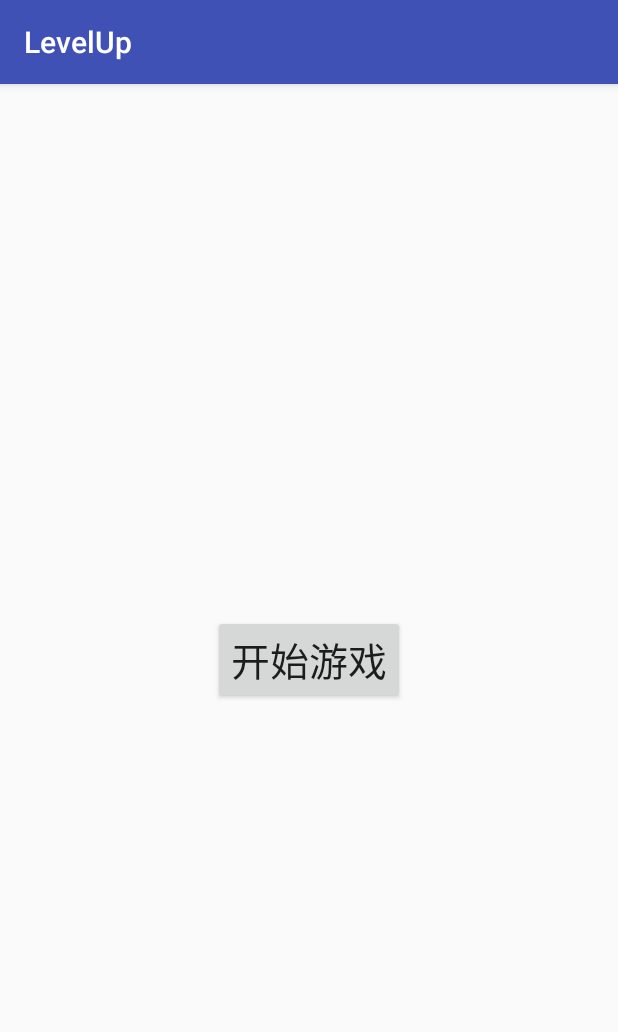
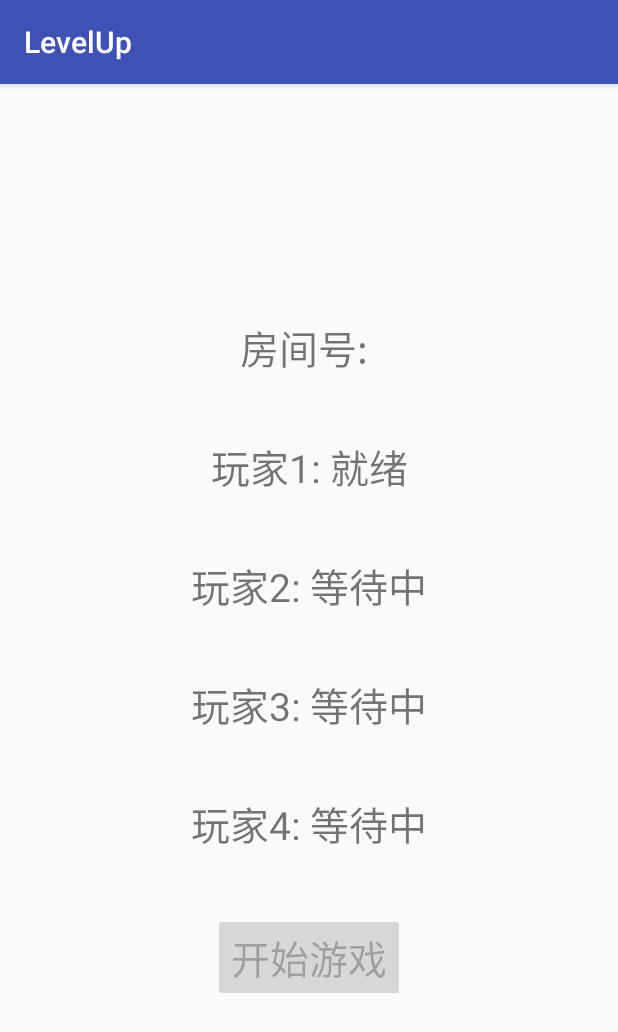
Before and after one commit to Passengerer/LevelUp, an Android app: the screen it shows after launch (CreateActivity), after a tap on "创建房间", on a phone screen of 412 x 824 dp. Shown: the top 1032 px of the screen. Run offline under Robolectric (Android 15) with nearby library versions, the light colour scheme and no system bars; network calls fail.

Commit message:
create room

```diff
--- a/app/src/main/AndroidManifest.xml
+++ b/app/src/main/AndroidManifest.xml
@@ -1,6 +1,8 @@
 <?xml version="1.0" encoding="utf-8"?>
 <manifest xmlns:android="http://schemas.android.com/apk/res/android"
     package="com.laowuren.levelup">
+
+    <uses-permission android:name="android.permission.INTERNET" />
 
     <application
         android:allowBackup="true"
--- a/app/src/main/java/com/laowuren/levelup/CreateActivity.java
+++ b/app/src/main/java/com/laowuren/levelup/CreateActivity.java
@@ -1,24 +1,98 @@
 package com.laowuren.levelup;
 
 import android.content.Intent;
+import android.os.Bundle;
+import android.os.Handler;
+import android.os.Message;
 import android.support.v7.app.AppCompatActivity;
-import android.os.Bundle;
+import android.util.Log;
 import android.view.View;
 import android.widget.Button;
+import android.widget.TextView;
+import android.widget.Toast;
+
+import com.laowuren.levelup.others.MyMessage;
+import com.laowuren.levelup.thread.SocketThread;
 
 public class CreateActivity extends AppCompatActivity {
+
+    private SocketThread sThread = null;
+
+    private TextView roomIdText;
+    private TextView player2Status;
+    private TextView player3Status;
+    private TextView player4Status;
+    private Button playButton;
 
     @Override
     protected void onCreate(Bundle savedInstanceState) {
         super.onCreate(savedInstanceState);
         setContentView(R.layout.activity_create);
-        Button play = (Button)findViewById(R.id.button_play);
-        play.setOnClickListener(new View.OnClickListener() {
+
+        roomIdText = (TextView)findViewById(R.id.text_roomId);
+        playButton = (Button)findViewById(R.id.button_play);
+        player2Status = (TextView)findViewById(R.id.text_player2);
+        player3Status = (TextView)findViewById(R.id.text_player3);
+        player4Status = (TextView)findViewById(R.id.text_player4);
+        playButton.setOnClickListener(new View.OnClickListener() {
             @Override
             public void onClick(View v) {
+                if (sThread != null && sThread.isAlive()){
+                    sThread.stop = true;
+                }
                 Intent intent = new Intent(CreateActivity.this, GameActivity.class);
                 startActivity(intent);
             }
         });
+        createRoom();
+    }
+
+    protected void createRoom() {
+        try {
+            sThread = new SocketThread();
+        } catch (Exception e) {
+            Log.d("CreateActivity", "socket exception");
+            e.printStackTrace();
+            Toast.makeText(CreateActivity.this, "连接服务器失败", Toast.LENGTH_LONG).show();
+            CreateActivity.this.finish();
+        }
+
+        sThread.handler = new Handler() {
+            @Override
+            public void handleMessage(Message msg) {
+                if (msg.what == SocketThread.DISCONNECTED) {
+                    Log.d("CreateActivity", "disconnected");
+                    Toast.makeText(CreateActivity.this, "与服务器断开连接", Toast.LENGTH_LONG).show();
+                    CreateActivity.this.finish();
+                    sThread.stop = true;
+                } else if (msg.what == SocketThread.MYMESSAGE) {
+                    MyMessage message = (MyMessage) msg.obj;
+                    switch (message.getWhat()) {
+                        case MyMessage.TEXT:
+                            Log.d("CreateActivity", message.getText());
+                            if ("player2".equals(message.getText())){
+                                player2Status.setText("玩家2: 就绪");
+                            }
+                            else if ("player3".equals(message.getText())){
+                                player3Status.setText("玩家3: 就绪");
+                            }
+                            else if ("player4".equals(message.getText())){
+                                player4Status.setText("玩家4: 就绪");
+                                playButton.setEnabled(true);
+                            }
+                            else {
+                                try {
+                                    int roomId = Integer.parseInt(message.getText());
+                                    roomIdText.setText("房间号: " + roomId);
+                                } catch (Exception e) {
+                                    Log.d("CreateActivity", "input exception");
+                                }
+                            }
+                    }
+                }
+            }
+        };
+        sThread.start();
+        sThread.send(new MyMessage(MyMessage.TEXT, "create room", null, 0));
     }
 }
--- /dev/null
+++ b/app/src/main/java/com/laowuren/levelup/others/MyMessage.java
@@ -0,0 +1,57 @@
+package com.laowuren.levelup.others;
+
+import java.io.Serializable;
+
+public class MyMessage implements Serializable {
+
+	private static final long serialVersionUID = 1L;
+
+	public final static int TEXT = 1;
+	public final static int CARD = 2;
+	public final static int SCORE = 3;
+
+	private int what;
+	private String text;
+	private Card card;
+	private int score;
+
+	public MyMessage(int what, String text, Card card, int score) {
+		this.what = what;
+		this.text = text;
+		this.card = card;
+		this.score = score;
+	}
+
+	public int getWhat() {
+		return what;
+	}
+
+	public void setWhat(int what) {
+		this.what = what;
+	}
+
+	public String getText() {
+		return text;
+	}
+
+	public void setText(String text) {
+		this.text = text;
+	}
+
+	public Card getCard() {
+		return card;
+	}
+
+	public void setCard(Card card) {
+		this.card = card;
+	}
+
+	public int getScore() {
+		return score;
+	}
+
+	public void setScore(int score) {
+		this.score = score;
+	}
+
+}
--- /dev/null
+++ b/app/src/main/java/com/laowuren/levelup/socket/MySocket.java
@@ -0,0 +1,50 @@
+package com.laowuren.levelup.socket;
+
+import android.util.Log;
+
+import java.io.IOException;
+import java.io.ObjectInputStream;
+import java.io.ObjectOutputStream;
+import java.net.Socket;
+import java.net.UnknownHostException;
+
+/**
+ * Created by Administrator on 2020/1/27/027.
+ * 参考文章: https://blog.csdn.net/lhp15575865420/article/details/75136649
+ */
+
+public class MySocket extends Socket {
+
+    private static final String host = "10.0.2.2";
+    private static final int port = 9990;
+    private static ObjectInputStream ois = null;
+    private static ObjectOutputStream oos = null;
+    /* 持有私有静态实例，防止被引用，此处赋值为null，目的是实现延迟加载 */
+    private static MySocket socket = null;
+
+    private MySocket(String host, int port) throws UnknownHostException, IOException {
+        super(host, port);
+        Log.d("MySocket", "init");
+    }
+
+    public static MySocket getSocket() throws IOException {
+        if (socket == null) {
+            socket = new MySocket(host, port);
+        }
+        return socket;
+    }
+
+    public static ObjectInputStream getOIS() throws IOException {
+        if (ois == null) {
+            ois = new ObjectInputStream(socket.getInputStream());
+        }
+        return ois;
+    }
+
+    public static ObjectOutputStream getOOS() throws IOException {
+        if (oos == null) {
+            oos = new ObjectOutputStream(socket.getOutputStream());
+        }
+        return oos;
+    }
+}
--- /dev/null
+++ b/app/src/main/java/com/laowuren/levelup/thread/SocketThread.java
@@ -0,0 +1,91 @@
+package com.laowuren.levelup.thread;
+
+import android.os.Handler;
+import android.os.Message;
+import android.util.Log;
+
+import com.laowuren.levelup.others.MyMessage;
+import com.laowuren.levelup.socket.MySocket;
+
+import java.io.IOException;
+import java.io.ObjectInputStream;
+import java.io.ObjectOutputStream;
+import java.net.Socket;
+
+/**
+ * Created by Administrator on 2020/1/26/026.
+ */
+
+public class SocketThread extends Thread {
+
+    public final static int DISCONNECTED = 1;
+    public final static int MYMESSAGE = 2;
+
+    public Handler handler;
+    public volatile boolean stop = false;
+
+    private Socket socket;
+    private ObjectOutputStream oos;
+    private ObjectInputStream ois;
+
+    public void send(final MyMessage message){
+        new Thread(new Runnable() {
+            @Override
+            public void run() {
+                if (oos == null) {
+                    try {
+                        Thread.sleep(1000);
+                    } catch (InterruptedException ie) {
+                        Log.d("CreateActivity", "interrupted exception");
+                        ie.printStackTrace();
+                    }
+                }
+                try{
+                    oos.writeObject(message);
+                    oos.flush();
+                }catch (Exception e){
+                    Log.d("SocketThread", "write exception");
+                    e.printStackTrace();
+                }
+            }
+        }).start();
+    }
+
+    @Override
+    public void run() {
+        try {
+            socket = MySocket.getSocket();
+            oos = MySocket.getOOS();
+            ois = MySocket.getOIS();
+            Log.d("SocketThread", "init");
+        } catch (IOException ioe) {
+            Log.d("SocketThread", "io exception");
+            ioe.printStackTrace();
+        }
+        while (!stop && socket != null && !socket.isClosed()) {
+            try {
+                MyMessage message = (MyMessage) ois.readObject();
+                if (message != null) {
+                    Message msg = new Message();
+                    msg.what = MYMESSAGE;
+                    msg.obj = message;
+                    handler.sendMessage(msg);
+                }
+            } catch (IOException ioe) {
+                Log.d("SocketThread", "read exception");
+                ioe.printStackTrace();
+                try {
+                    Message msg = new Message();
+                    msg.what = DISCONNECTED;
+                    handler.sendMessage(msg);
+                    if (socket != null && !socket.isClosed())
+                        socket.close();
+                } catch (Exception ex) {
+                    Log.d("SocketThread", "close socket exception");
+                }
+            } catch (ClassNotFoundException cnfe) {
+                cnfe.printStackTrace();
+            }
+        }
+    }
+}
--- a/app/src/main/res/layout/activity_create.xml
+++ b/app/src/main/res/layout/activity_create.xml
@@ -10,13 +10,66 @@
     android:paddingTop="@dimen/activity_vertical_margin"
     tools:context="com.laowuren.levelup.CreateActivity">
 
-    <Button
-        android:layout_width="wrap_content"
-        android:layout_height="wrap_content"
-        android:id="@+id/button_play"
+    <LinearLayout
+        android:orientation="vertical"
         android:layout_centerInParent="true"
-        android:textSize="26sp"
-        android:layout_margin="10dp"
-        android:text="开始游戏"/>
+        android:layout_width="match_parent"
+        android:layout_height="wrap_content">
+
+        <TextView
+            android:layout_width="match_parent"
+            android:layout_height="wrap_content"
+            android:gravity="center"
+            android:id="@+id/text_roomId"
+            android:text="房间号: "
+            android:layout_margin="20dp"
+            android:textSize="26sp"/>
+
+        <TextView
+            android:layout_width="match_parent"
+            android:layout_height="wrap_content"
+            android:gravity="center"
+            android:text="玩家1: 就绪"
+            android:layout_margin="20dp"
+            android:textSize="26sp"/>
+
+        <TextView
+            android:layout_width="match_parent"
+            android:layout_height="wrap_content"
+            android:gravity="center"
+            android:text="玩家2: 等待中"
+            android:id="@+id/text_player2"
+            android:layout_margin="20dp"
+            android:textSize="26sp"/>
+
+        <TextView
+            android:layout_width="match_parent"
+            android:layout_height="wrap_content"
+            android:gravity="center"
+            android:text="玩家3: 等待中"
+            android:id="@+id/text_player3"
+            android:layout_margin="20dp"
+            android:textSize="26sp"/>
+
+        <TextView
+            android:layout_width="match_parent"
+            android:layout_height="wrap_content"
+            android:gravity="center"
+            android:text="玩家4: 等待中"
+            android:id="@+id/text_player4"
+            android:layout_margin="20dp"
+            android:textSize="26sp"/>
+
+        <Button
+            android:layout_width="wrap_content"
+            android:layout_height="wrap_content"
+            android:id="@+id/button_play"
+            android:layout_gravity="center"
+            android:textSize="26sp"
+            android:layout_margin="20dp"
+            android:enabled="false"
+            android:text="开始游戏"/>
+
+    </LinearLayout>
 
 </RelativeLayout>
```
Also changed, not shown: app/src/main/java/com/laowuren/levelup/others/Card.java (added, +46 -0 lines), app/src/main/java/com/laowuren/levelup/others/Rank.java (added, +45 -0 lines), app/src/main/java/com/laowuren/levelup/others/Suit.java (added, +25 -0 lines).
